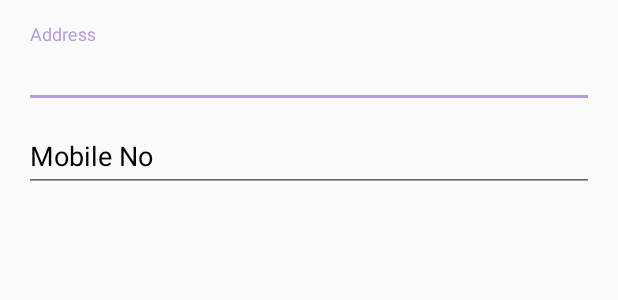
After one commit to BrijeshDutta/MandC, an Android app: the layout update_user_details_dailog.xml on its own in the app's theme, with its tools: preview values and no code run, on a phone screen of 412 x 824 dp. The commit adds this screen. Shown: the top 300 px of the screen. Run offline under Robolectric (Android 15) with nearby library versions, the phone set to English and light mode, and no system bars.

Commit message:
Version 3 1. Added logic to update user details and update in the firebase database 2. Changed the height of the image button 3. Created UI layout for alert dailog to update user details

```diff
--- /dev/null
+++ b/app/src/main/res/layout/update_user_details_dailog.xml
@@ -0,0 +1,70 @@
+<LinearLayout xmlns:android="http://schemas.android.com/apk/res/android"
+    xmlns:tools="http://schemas.android.com/tools"
+    android:layout_width="match_parent"
+    android:layout_height="match_parent"
+    android:gravity="center_horizontal"
+    android:orientation="vertical"
+    android:paddingBottom="@dimen/activity_vertical_margin"
+    android:paddingLeft="@dimen/activity_horizontal_margin"
+    android:paddingRight="@dimen/activity_horizontal_margin"
+    android:paddingTop="@dimen/activity_vertical_margin"
+    tools:context="muffsandchocss.com.mandc.UpdateUserProfileActivity">
+
+    <!-- Login progress -->
+    <ProgressBar
+        android:id="@+id/login_progress"
+        style="?android:attr/progressBarStyleLarge"
+        android:layout_width="wrap_content"
+        android:layout_height="wrap_content"
+        android:layout_marginBottom="8dp"
+        android:visibility="gone" />
+
+    <ScrollView
+        android:id="@+id/login_form"
+        android:layout_width="match_parent"
+        android:layout_height="match_parent">
+
+        <LinearLayout
+            android:id="@+id/email_login_form"
+            android:layout_width="match_parent"
+            android:layout_height="wrap_content"
+            android:orientation="vertical">
+
+            <android.support.design.widget.TextInputLayout
+                android:layout_width="match_parent"
+                android:layout_height="wrap_content">
+
+                <EditText
+                    android:id="@+id/txtUpdateAddress"
+                    android:layout_width="match_parent"
+                    android:layout_height="wrap_content"
+                    android:layout_weight="1"
+                    android:ems="10"
+                    android:hint="Address"
+                    android:inputType="textMultiLine" />
+
+
+
+            </android.support.design.widget.TextInputLayout>
+
+            <android.support.design.widget.TextInputLayout
+                android:layout_width="match_parent"
+                android:layout_height="wrap_content">
+
+                <EditText
+                    android:id="@+id/txtMobileNo"
+                    android:layout_width="match_parent"
+                    android:layout_height="wrap_content"
+                    android:hint="Mobile No"
+                    android:imeActionId="@+id/login"
+                    android:imeActionLabel="@string/action_sign_in_short"
+                    android:imeOptions="actionUnspecified"
+                    android:inputType="phone"
+                    android:maxLines="1"
+                    android:singleLine="true" />
+
+            </android.support.design.widget.TextInputLayout>
+
+        </LinearLayout>
+    </ScrollView>
+</LinearLayout>
```
Also changed, not shown: app/src/main/java/muffsandchocss/com/fragments/UserProfileFragment.java (+82 -2 lines), app/src/main/res/layout/fragment_user_profile.xml (+6 -7 lines).
